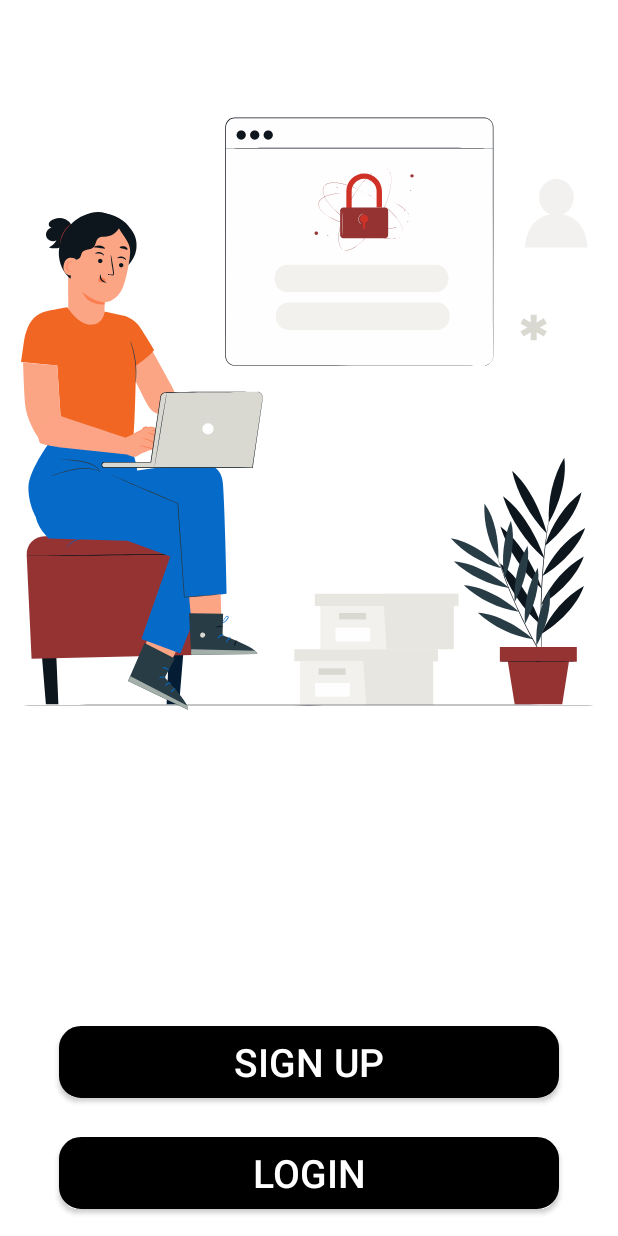
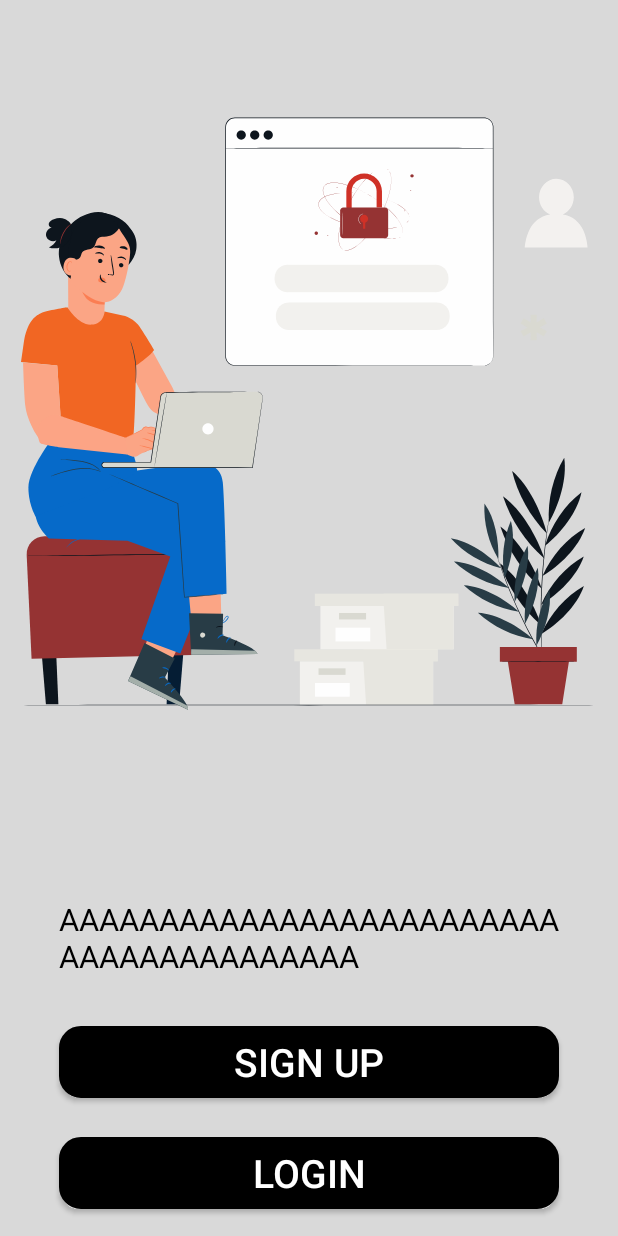
Before and after one commit to supershor/Goods-Guardian, an Android app: the screen it shows after launch (Loading_Page), on a phone screen of 412 x 824 dp. Run offline under Robolectric (Android 15) with nearby library versions, the light colour scheme and no system bars; our stand-ins replace Firebase (no records; nobody signed in at launch, a user with empty details on screens opened directly), sdp/ssp sizes.

Commit message:
Loading page, signup page and login page background color changed and button design changed.

```diff
--- a/app/src/main/res/layout/activity_loading_page.xml
+++ b/app/src/main/res/layout/activity_loading_page.xml
@@ -5,7 +5,7 @@
     android:id="@+id/main"
     android:orientation="vertical"
     android:layout_width="match_parent"
-    android:background="@color/white"
+    android:background="@color/cream"
     android:layout_height="match_parent"
     tools:context=".Loading_Page">
     <ScrollView
@@ -42,7 +42,7 @@
                     android:layout_width="match_parent"
                     android:layout_height="wrap_content"
                     android:text="@string/loading_page_introduction_phrase"
-                    android:textColor="@color/white"
+                    android:textColor="@color/black"
                     />
                 <androidx.appcompat.widget.AppCompatButton
                     android:layout_width="match_parent"
--- a/app/src/main/res/layout/activity_login.xml
+++ b/app/src/main/res/layout/activity_login.xml
@@ -1,6 +1,5 @@
 <?xml version="1.0" encoding="utf-8"?>
 <LinearLayout xmlns:android="http://schemas.android.com/apk/res/android"
-    xmlns:app="http://schemas.android.com/apk/res-auto"
     xmlns:tools="http://schemas.android.com/tools"
     android:id="@+id/main"
     android:background="@color/cream"
@@ -145,11 +144,11 @@
                         android:layout_height="wrap_content"
                         android:layout_marginLeft="@dimen/_25sdp"
                         android:layout_marginRight="@dimen/_25sdp"
-                        android:background="@drawable/less_border_blue_background_input_taker"
+                        android:background="@drawable/less_border_black_background_input_taker"
                         android:text="@string/login"
                         android:textSize="@dimen/_18sdp"
                         android:textStyle="bold"
-                        android:textColor="@color/black" />
+                        android:textColor="@color/white" />
                     <androidx.appcompat.widget.AppCompatButton
                         android:id="@+id/sign_up_at_login_page"
                         android:layout_width="match_parent"
```
